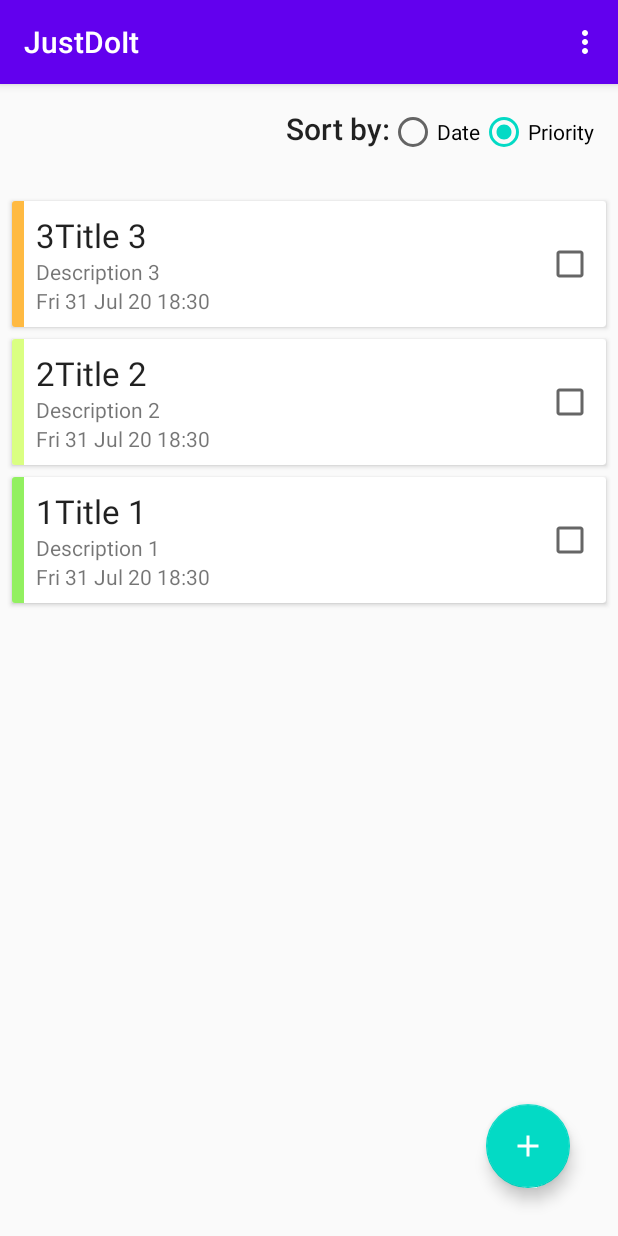
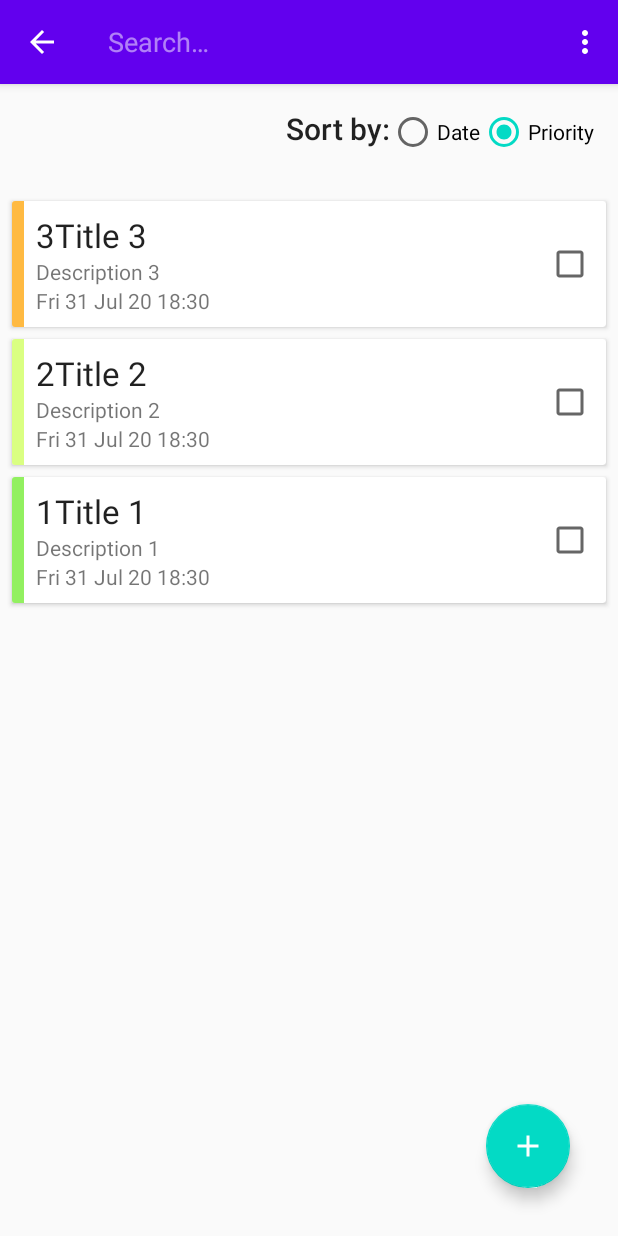
Before and after one commit to pencilleaf/JustDoIt, an Android app: the screen it shows after launch (MainActivity), after a tap on "Priority", on a phone screen of 412 x 824 dp. Run offline under Robolectric (Android 15) with nearby library versions, the phone set to English and light mode, and no system bars; our stand-ins replace Room's generated code, navigation-ui; 2 other taps on this screen came first.

Commit message:
Add searchView to menu

```diff
--- a/app/src/main/java/com/example/justdoit/MainActivity.java
+++ b/app/src/main/java/com/example/justdoit/MainActivity.java
@@ -1,5 +1,7 @@
 package com.example.justdoit;
 
+import android.app.SearchManager;
+import android.content.Context;
 import android.content.Intent;
 import android.os.Bundle;
 import android.view.MenuInflater;
@@ -13,6 +15,7 @@ import com.google.android.material.floatingactionbutton.FloatingActionButton;
 
 import androidx.annotation.NonNull;
 import androidx.annotation.Nullable;
+import androidx.appcompat.widget.SearchView;
 import androidx.lifecycle.Observer;
 import androidx.lifecycle.ViewModelProviders;
 import androidx.navigation.ui.AppBarConfiguration;
@@ -34,7 +37,7 @@ public class MainActivity extends AppCompatActivity {
     public static final int EDIT_NOTE_REQUEST = 2;
     private NoteViewModel noteViewModel;
     private AppBarConfiguration mAppBarConfiguration;
-
+    final NoteAdapter adapter = new NoteAdapter();
     private RadioButton radioDate;
 
     private static DateFormat df = new SimpleDateFormat("EEE d MMM yy HH:mm", Locale.ENGLISH);
@@ -60,7 +63,7 @@ public class MainActivity extends AppCompatActivity {
         recyclerView.setLayoutManager(new LinearLayoutManager(this));
         recyclerView.setHasFixedSize(true);
 
-        final NoteAdapter adapter = new NoteAdapter();
+//        final NoteAdapter adapter = new NoteAdapter();
         recyclerView.setAdapter(adapter);
 
         noteViewModel = ViewModelProviders.of(this).get(NoteViewModel.class);
@@ -163,6 +166,25 @@ public class MainActivity extends AppCompatActivity {
     public boolean onCreateOptionsMenu(Menu menu) {
         MenuInflater menuInflater = getMenuInflater();
         menuInflater.inflate(R.menu.main_menu, menu);
+
+        MenuItem searchItem = menu.findItem(R.id.search);
+        SearchView searchView =
+                (SearchView) menu.findItem(R.id.search).getActionView();
+
+        searchView.setOnQueryTextListener(new SearchView.OnQueryTextListener() {
+            @Override
+            public boolean onQueryTextSubmit(String query) {
+                return false;
+            }
+
+            @Override
+            public boolean onQueryTextChange(String newText) {
+                // filter items??
+
+                return false;
+            }
+        });
+
         return true;
     }
 
--- a/app/src/main/java/com/example/justdoit/NoteAdapter.java
+++ b/app/src/main/java/com/example/justdoit/NoteAdapter.java
@@ -1,17 +1,13 @@
 package com.example.justdoit;
 
-import android.graphics.Color;
 import android.graphics.Paint;
-import android.util.Log;
 import android.view.LayoutInflater;
 import android.view.View;
 import android.view.ViewGroup;
 import android.widget.CheckBox;
 import android.widget.TextView;
-import android.widget.Toast;
 
 import androidx.annotation.NonNull;
-import androidx.core.content.ContextCompat;
 import androidx.recyclerview.widget.DiffUtil;
 import androidx.recyclerview.widget.ListAdapter;
 import androidx.recyclerview.widget.RecyclerView;
--- a/app/src/main/java/com/example/justdoit/NoteRepository.java
+++ b/app/src/main/java/com/example/justdoit/NoteRepository.java
@@ -4,7 +4,6 @@ import android.app.Application;
 import android.os.AsyncTask;
 
 import androidx.lifecycle.LiveData;
-import androidx.lifecycle.MutableLiveData;
 
 import java.util.List;
 
--- /dev/null
+++ b/app/src/main/res/drawable/ic_search.xml
@@ -0,0 +1,5 @@
+<vector android:height="24dp" android:tint="#FFFFFF"
+    android:viewportHeight="24" android:viewportWidth="24"
+    android:width="24dp" xmlns:android="http://schemas.android.com/apk/res/android">
+    <path android:fillColor="@android:color/white" android:pathData="M15.5,14h-0.79l-0.28,-0.27C15.41,12.59 16,11.11 16,9.5 16,5.91 13.09,3 9.5,3S3,5.91 3,9.5 5.91,16 9.5,16c1.61,0 3.09,-0.59 4.23,-1.57l0.27,0.28v0.79l5,4.99L20.49,19l-4.99,-5zM9.5,14C7.01,14 5,11.99 5,9.5S7.01,5 9.5,5 14,7.01 14,9.5 11.99,14 9.5,14z"/>
+</vector>
--- a/app/src/main/res/menu/main_menu.xml
+++ b/app/src/main/res/menu/main_menu.xml
@@ -1,6 +1,11 @@
 <?xml version="1.0" encoding="utf-8"?>
 <menu xmlns:android="http://schemas.android.com/apk/res/android"
     xmlns:app="http://schemas.android.com/apk/res-auto">
+    <item android:id="@+id/search"
+        android:title="Search"
+        android:icon="@drawable/ic_search"
+        app:actionViewClass="androidx.appcompat.widget.SearchView"
+        app:showAsAction="collapseActionView|ifRoom" />
     <item
         android:id="@+id/delete_all_notes"
         android:title="Delete all notes"
```
